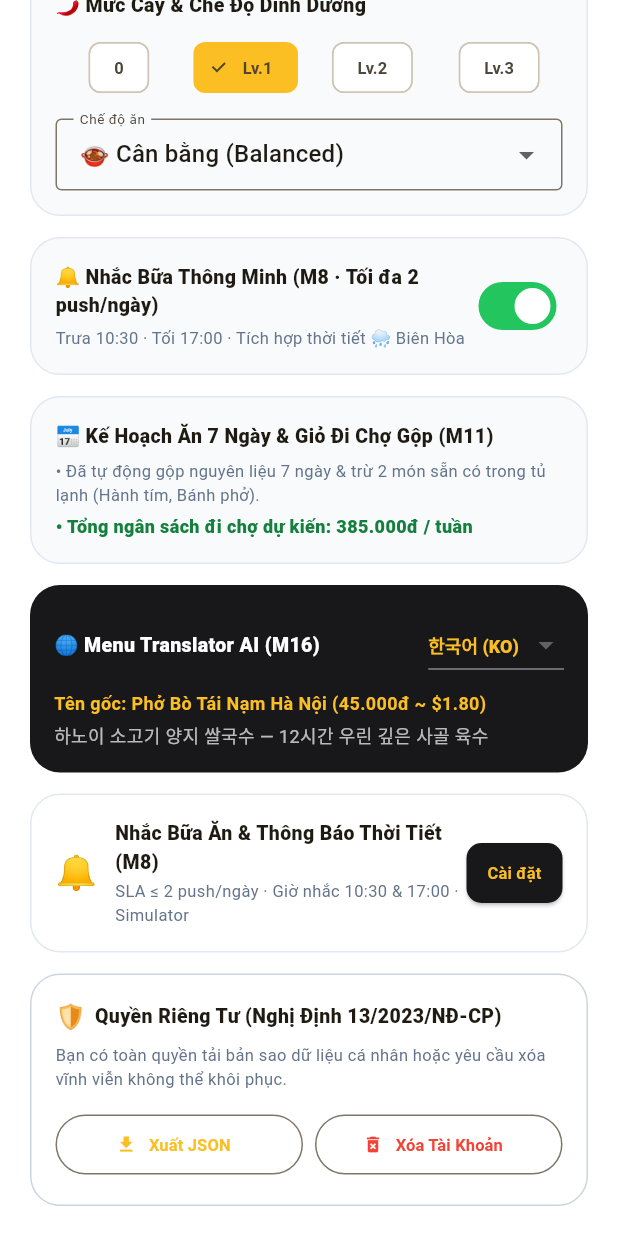
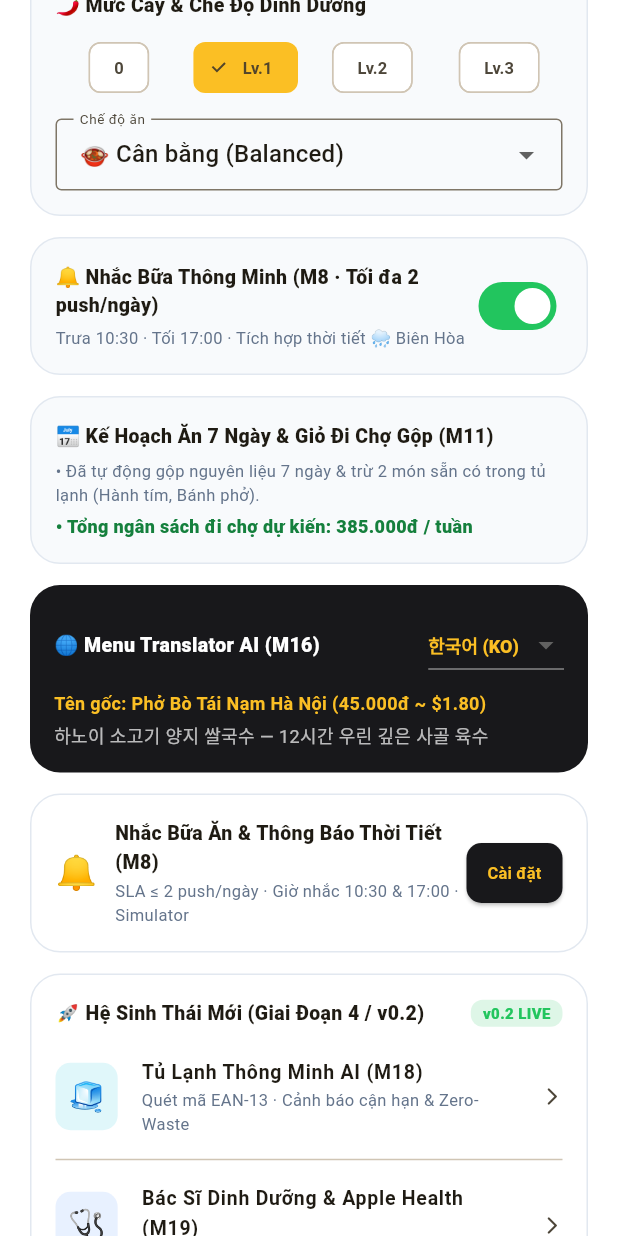
Before and after one commit to longcacrypto-afk/taste-of-vietnam, a Flutter app: the ProfileExpansionScreen widget shown alone on an empty page, opened directly, scrolled down 345 dp, on a phone screen of 412 x 824 dp. Run offline on Flutter 3.47's test engine with Material 3 defaults, Android fonts, the phone set to English and light mode, and no system bars; network calls fail; Roboto replaces fonts that are missing (Be Vietnam Pro).

Commit message:
feat(flutter): add Phase 4 shortcuts to ProfileExpansionScreen and bump pubspec to v0.2.0

```diff
--- a/mobile-flutter/lib/screens/profile_expansion_screen.dart
+++ b/mobile-flutter/lib/screens/profile_expansion_screen.dart
@@ -7,6 +7,9 @@ import 'package:flutter/material.dart';
 import '../theme/app_theme.dart';
 import '../services/api_service.dart';
 import 'notifications_screen.dart';
+import 'fridge_scanner_screen.dart';
+import 'health_dietitian_screen.dart';
+import 'community_recipes_screen.dart';
 
 class ProfileExpansionScreen extends StatefulWidget {
   const ProfileExpansionScreen({super.key});
@@ -420,6 +423,72 @@ class _ProfileExpansionScreenState extends State<ProfileExpansionScreen> {
         ),
         const SizedBox(height: 14),
 
+        // 5c. Giai Đoạn 4 (v0.2): Smart Living & Community Hub Shortcuts
+        Container(
+          padding: const EdgeInsets.all(16),
+          decoration: BoxDecoration(
+            color: Colors.white,
+            borderRadius: BorderRadius.circular(20),
+            border: Border.all(color: const Color(0xFFE2E8F0)),
+          ),
+          child: Column(
+            crossAxisAlignment: CrossAxisAlignment.start,
+            children: [
+              Row(
+                mainAxisAlignment: MainAxisAlignment.spaceBetween,
+                children: [
+                  const Text('🚀 Hệ Sinh Thái Mới (Giai Đoạn 4 / v0.2)', style: TextStyle(fontSize: 13, fontWeight: FontWeight.w800)),
+                  Container(
+                    padding: const EdgeInsets.symmetric(horizontal: 8, vertical: 2),
+                    decoration: BoxDecoration(color: AppTheme.emeraldBadge.withOpacity(0.15), borderRadius: BorderRadius.circular(8)),
+                    child: const Text('v0.2 LIVE', style: TextStyle(fontSize: 10, fontWeight: FontWeight.w800, color: AppTheme.emeraldBadge)),
+                  ),
+                ],
+              ),
+              const SizedBox(height: 12),
+              ListTile(
+                contentPadding: EdgeInsets.zero,
+                leading: Container(
+                  padding: const EdgeInsets.all(8),
+                  decoration: BoxDecoration(color: Colors.cyan.withOpacity(0.12), borderRadius: BorderRadius.circular(10)),
+                  child: const Text('🧊', style: TextStyle(fontSize: 20)),
+                ),
+                title: const Text('Tủ Lạnh Thông Minh AI (M18)', style: TextStyle(fontWeight: FontWeight.w700, fontSize: 13)),
+                subtitle: const Text('Quét mã EAN-13 · Cảnh báo cận hạn & Zero-Waste', style: TextStyle(fontSize: 11, color: AppTheme.slateMuted)),
+                trailing: const Icon(Icons.arrow_forward_ios_rounded, size: 14),
+                onTap: () => Navigator.push(context, MaterialPageRoute(builder: (_) => const FridgeScannerScreen())),
+              ),
+              const Divider(height: 16),
+              ListTile(
+                contentPadding: EdgeInsets.zero,
+                leading: Container(
+                  padding: const EdgeInsets.all(8),
+                  decoration: BoxDecoration(color: Colors.blueAccent.withOpacity(0.12), borderRadius: BorderRadius.circular(10)),
+                  child: const Text('🩺', style: TextStyle(fontSize: 20)),
+                ),
+                title: const Text('Bác Sĩ Dinh Dưỡng & Apple Health (M19)', style: TextStyle(fontWeight: FontWeight.w700, fontSize: 13)),
+                subtitle: const Text('Đồng bộ bước chân · TDEE · Macro Low-GI', style: TextStyle(fontSize: 11, color: AppTheme.slateMuted)),
+                trailing: const Icon(Icons.arrow_forward_ios_rounded, size: 14),
+                onTap: () => Navigator.push(context, MaterialPageRoute(builder: (_) => const HealthDietitianScreen())),
+              ),
+              const Divider(height: 16),
+              ListTile(
+                contentPadding: EdgeInsets.zero,
+                leading: Container(
+                  padding: const EdgeInsets.all(8),
+                  decoration: BoxDecoration(color: AppTheme.goldenAmber.withOpacity(0.15), borderRadius: BorderRadius.circular(10)),
+                  child: const Text('🍳', style: TextStyle(fontSize: 20)),
+                ),
+                title: const Text('Bếp Sáng Tạo & Tipping VietQR (M20)', style: TextStyle(fontWeight: FontWeight.w700, fontSize: 13)),
+                subtitle: const Text('Công thức món Việt · Tặng thưởng 1-click Napas 24/7', style: TextStyle(fontSize: 11, color: AppTheme.slateMuted)),
+                trailing: const Icon(Icons.arrow_forward_ios_rounded, size: 14),
+                onTap: () => Navigator.push(context, MaterialPageRoute(builder: (_) => const CommunityRecipesScreen())),
+              ),
+            ],
+          ),
+        ),
+        const SizedBox(height: 14),
+
         // 6. PDPD Compliance Actions (Nghị định 13/2023/NĐ-CP)
         Container(
           padding: const EdgeInsets.all(16),
--- a/mobile-flutter/pubspec.yaml
+++ b/mobile-flutter/pubspec.yaml
@@ -1,7 +1,7 @@
 name: hom_nay_an_gi_mobile
-description: Hôm nay ăn gì · Taste of Vietnam — Consumer Mobile App (Flutter MVP M1–M5, M8)
+description: Hôm nay ăn gì · Taste of Vietnam v0.2 — Consumer Mobile App (Flutter 20 Modules M1–M20)
 publish_to: 'none'
-version: 0.1.0+1
+version: 0.2.0+1
 
 environment:
   sdk: '>=3.2.0 <4.0.0'
```
